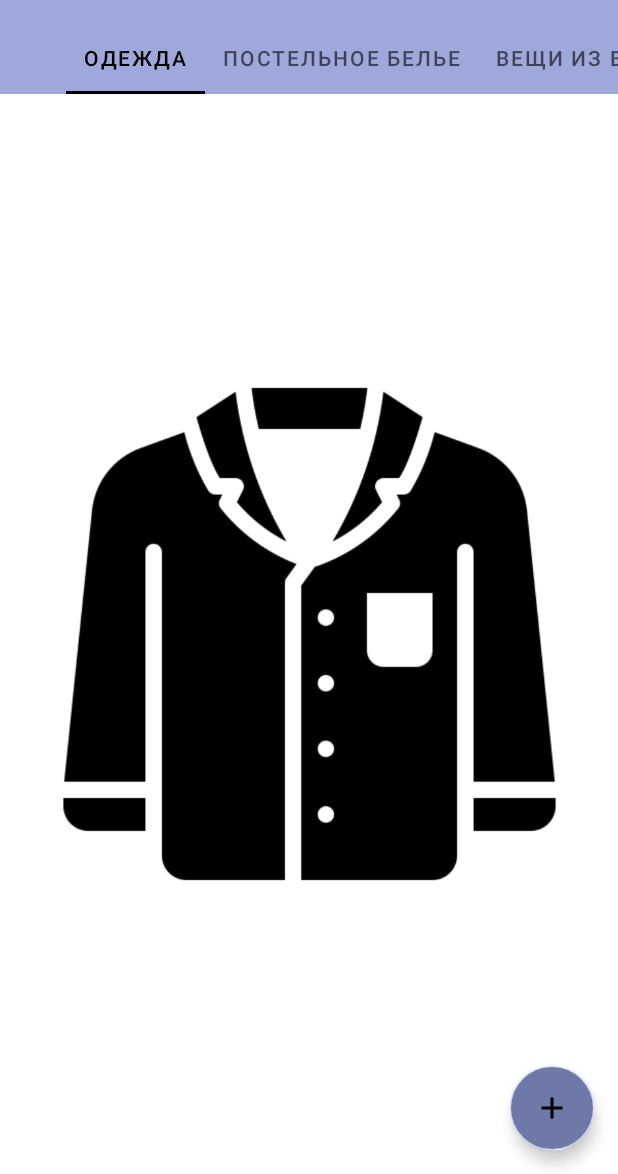
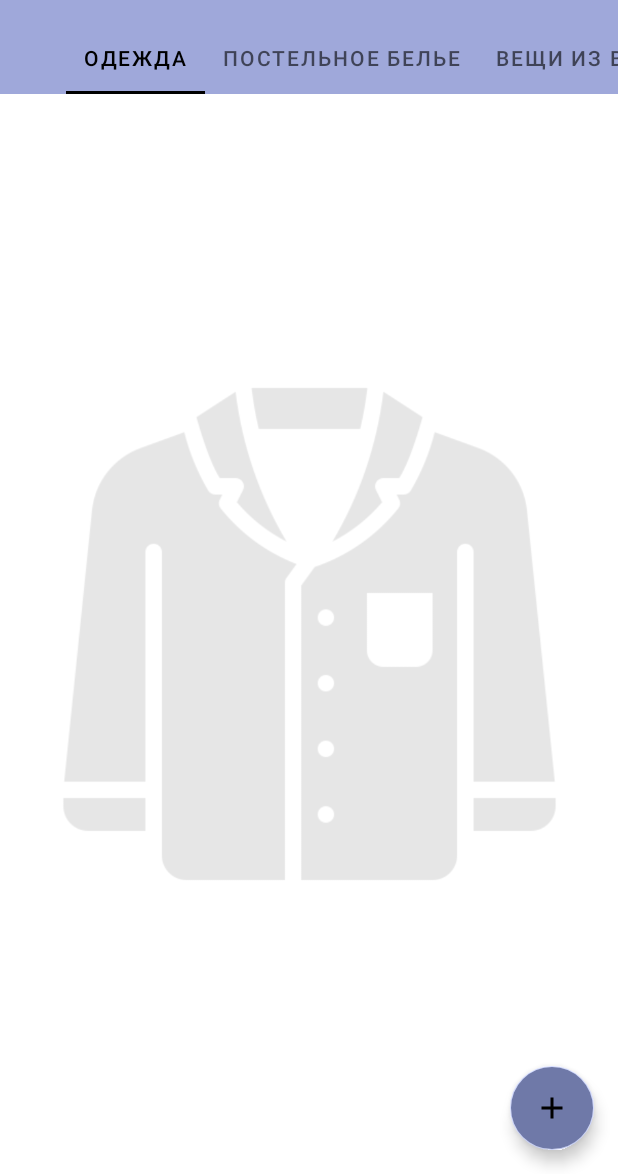
Before and after one commit to Chechevichnaya/Don-t-ruin-your-laundry, an Android app: the screen it shows after launch (MainActivity), on a phone screen of 412 x 824 dp, the part 62-1236 px from its top. Run offline under Robolectric (Android 15) with nearby library versions, the phone set to English and light mode, and no system bars; our stand-ins replace Room's generated code.

Commit message:
change color of big icons in ClothingCardsFragment to light grey

```diff
--- a/app/src/main/res/layout/fragment_clothing_cards.xml
+++ b/app/src/main/res/layout/fragment_clothing_cards.xml
@@ -14,6 +14,7 @@
         android:layout_marginStart="56dp"
         android:layout_marginEnd="56dp"
         tools:src="@drawable/pyjamas"
+        android:alpha="0.1"
         app:layout_constraintBottom_toBottomOf="parent"
         app:layout_constraintEnd_toEndOf="parent"
         app:layout_constraintStart_toStartOf="parent"
```
